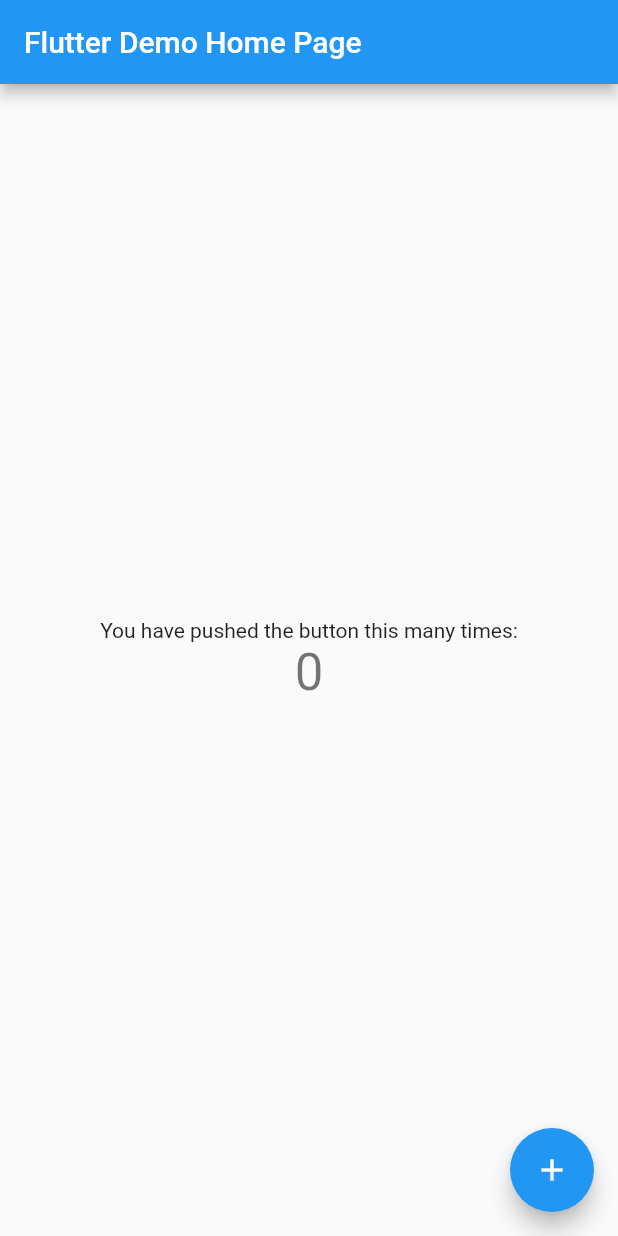
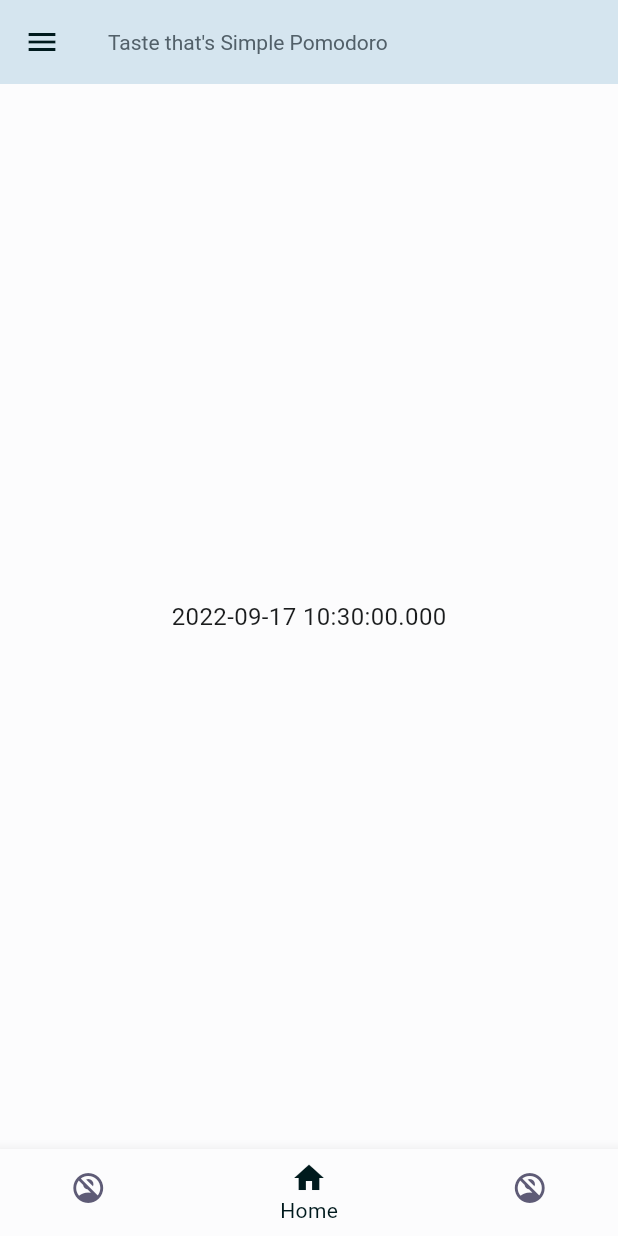
Before and after one commit to sakanafuto/pomodoro, a Flutter app: the screen it shows after launch, on a phone screen of 412 x 824 dp. Run offline on Flutter 3.47's test engine with Material 2 defaults, Android fonts, the phone set to English and light mode, and no system bars; our stand-ins replace google_fonts, hooks_riverpod.

Commit message:
:sparkles: アプリのかんたんな外観の実装

```diff
--- a/lib/main.dart
+++ b/lib/main.dart
@@ -1,115 +1,23 @@
 import 'package:flutter/material.dart';
+import 'package:pomodoro/theme/app_theme.dart';
 
-void main() {
-  runApp(const MyApp());
-}
+import 'package:hooks_riverpod/hooks_riverpod.dart';
+import 'package:pomodoro/ui/component/bottom_navigation_bar_view.dart';
+import 'package:pomodoro/ui/home/home_screen.dart';
+void main() => runApp(const ProviderScope(child: MyApp()));
 
 class MyApp extends StatelessWidget {
   const MyApp({Key? key}) : super(key: key);
 
-  // This widget is the root of your application.
   @override
   Widget build(BuildContext context) {
     return MaterialApp(
-      title: 'Flutter Demo',
-      theme: ThemeData(
-        // This is the theme of your application.
-        //
-        // Try running your application with "flutter run". You'll see the
-        // application has a blue toolbar. Then, without quitting the app, try
-        // changing the primarySwatch below to Colors.green and then invoke
-        // "hot reload" (press "r" in the console where you ran "flutter run",
-        // or simply save your changes to "hot reload" in a Flutter IDE).
-        // Notice that the counter didn't reset back to zero; the application
-        // is not restarted.
-        primarySwatch: Colors.blue,
+      theme: AppThemeData.mainThemeData,
+      title: 'GreedApp',
+      home: Scaffold(
+        body: const HomeScreen(),
+        bottomNavigationBar: BottomNavigationBarView(),
       ),
-      home: const MyHomePage(title: 'Flutter Demo Home Page'),
     );
   }
 }
-
-class MyHomePage extends StatefulWidget {
-  const MyHomePage({Key? key, required this.title}) : super(key: key);
-
-  // This widget is the home page of your application. It is stateful, meaning
-  // that it has a State object (defined below) that contains fields that affect
-  // how it looks.
-
-  // This class is the configuration for the state. It holds the values (in this
-  // case the title) provided by the parent (in this case the App widget) and
-  // used by the build method of the State. Fields in a Widget subclass are
-  // always marked "final".
-
-  final String title;
-
-  @override
-  State<MyHomePage> createState() => _MyHomePageState();
-}
-
-class _MyHomePageState extends State<MyHomePage> {
-  int _counter = 0;
-
-  void _incrementCounter() {
-    setState(() {
-      // This call to setState tells the Flutter framework that something has
-      // changed in this State, which causes it to rerun the build method below
-      // so that the display can reflect the updated values. If we changed
-      // _counter without calling setState(), then the build method would not be
-      // called again, and so nothing would appear to happen.
-      _counter++;
-    });
-  }
-
-  @override
-  Widget build(BuildContext context) {
-    // This method is rerun every time setState is called, for instance as done
-    // by the _incrementCounter method above.
-    //
-    // The Flutter framework has been optimized to make rerunning build methods
-    // fast, so that you can just rebuild anything that needs updating rather
-    // than having to individually change instances of widgets.
-    return Scaffold(
-      appBar: AppBar(
-        // Here we take the value from the MyHomePage object that was created by
-        // the App.build method, and use it to set our appbar title.
-        title: Text(widget.title),
-      ),
-      body: Center(
-        // Center is a layout widget. It takes a single child and positions it
-        // in the middle of the parent.
-        child: Column(
-          // Column is also a layout widget. It takes a list of children and
-          // arranges them vertically. By default, it sizes itself to fit its
-          // children horizontally, and tries to be as tall as its parent.
-          //
-          // Invoke "debug painting" (press "p" in the console, choose the
-          // "Toggle Debug Paint" action from the Flutter Inspector in Android
-          // Studio, or the "Toggle Debug Paint" command in Visual Studio Code)
-          // to see the wireframe for each widget.
-          //
-          // Column has various properties to control how it sizes itself and
-          // how it positions its children. Here we use mainAxisAlignment to
-          // center the children vertically; the main axis here is the vertical
-          // axis because Columns are vertical (the cross axis would be
-          // horizontal).
-          mainAxisAlignment: MainAxisAlignment.center,
-          children: <Widget>[
-            const Text(
-              'You have pushed the button this many times:',
-            ),
-            Text(
-              '$_counter',
-              style: Theme.of(context).textTheme.headline4,
-            ),
-          ],
-        ),
-      ),
-      floatingActionButton: FloatingActionButton(
-        onPressed: _incrementCounter,
-        tooltip: 'Increment',
-        child: const Icon(Icons.add),
-      ), // This trailing comma makes auto-formatting nicer for build methods.
-    );
-  }
-}
--- /dev/null
+++ b/lib/theme/app_theme.dart
@@ -0,0 +1,85 @@
+import 'package:flutter/material.dart';
+import 'package:google_fonts/google_fonts.dart';
+
+class AppThemeData {
+  static ThemeData mainThemeData = themeData(lightColorScheme, textTheme);
+
+  static ThemeData themeData(ColorScheme colorScheme, TextTheme textTheme) {
+    return ThemeData(
+      useMaterial3: true,
+      colorScheme: colorScheme,
+      textTheme: textTheme,
+      appBarTheme: AppBarTheme(
+        backgroundColor: colorScheme.secondaryContainer,
+        titleTextStyle: TextStyle(color: colorScheme.secondary),
+        iconTheme: IconThemeData(color: colorScheme.primary),
+      ),
+      bottomNavigationBarTheme: BottomNavigationBarThemeData(
+        backgroundColor: colorScheme.secondaryContainer,
+        type: BottomNavigationBarType.fixed,
+        selectedItemColor: colorScheme.primary,
+        unselectedItemColor: colorScheme.tertiary,
+      ),
+      iconTheme: IconThemeData(color: colorScheme.onPrimary),
+      canvasColor: colorScheme.background,
+      highlightColor: Colors.transparent,
+      focusColor: colorScheme.primary.withOpacity(0.2),
+    );
+  }
+
+  static const ColorScheme lightColorScheme = ColorScheme(
+    brightness: Brightness.light,
+    primary: Color(0xFF001a1d),
+    onPrimary: Color(0xFFFFFFFF),
+    primaryContainer: Color(0xFFBFE8FF),
+    onPrimaryContainer: Color(0xFF001F2A),
+    secondary: Color(0xFF526069),
+    onSecondary: Color(0xFFFFFFFF),
+    secondaryContainer: Color(0xFFD5E5EF),
+    onSecondaryContainer: Color(0xFF0F1D24),
+    tertiary: Color(0xFF5E5B76),
+    onTertiary: Color(0xFFFFFFFF),
+    tertiaryContainer: Color(0xFFE4DFFF),
+    onTertiaryContainer: Color(0xFF1B1930),
+    error: Color(0xFFBA1A1A),
+    onError: Color(0xFFFFFFFF),
+    errorContainer: Color(0xFFFFDAD6),
+    onErrorContainer: Color(0xFF410002),
+    background: Color(0xFFFCFCFD),
+    surface: Color(0xFFFCFCFD),
+    onBackground: Color(0xFF1A1C1D),
+    onSurface: Color(0xFF1A1C1D),
+    surfaceVariant: Color(0xFF1A1C1D),
+    onSurfaceVariant: Color(0xFF42484B),
+    outline: Color(0xFF72787C),
+  );
+
+  static final TextTheme textTheme = TextTheme(
+    headline1:
+        GoogleFonts.sawarabiGothic(fontWeight: FontWeight.w700, fontSize: 24.0),
+    headline2:
+        GoogleFonts.sawarabiGothic(fontWeight: FontWeight.w700, fontSize: 22.0),
+    headline3:
+        GoogleFonts.sawarabiGothic(fontWeight: FontWeight.w700, fontSize: 20.0),
+    headline4:
+        GoogleFonts.sawarabiGothic(fontWeight: FontWeight.w500, fontSize: 18.0),
+    headline5:
+        GoogleFonts.sawarabiGothic(fontWeight: FontWeight.w500, fontSize: 16.0),
+    headline6:
+        GoogleFonts.sawarabiGothic(fontWeight: FontWeight.w500, fontSize: 16.0),
+    bodyText1:
+        GoogleFonts.sawarabiGothic(fontWeight: FontWeight.w400, fontSize: 14.0),
+    bodyText2:
+        GoogleFonts.sawarabiGothic(fontWeight: FontWeight.w400, fontSize: 16.0),
+    subtitle1:
+        GoogleFonts.sawarabiGothic(fontWeight: FontWeight.w500, fontSize: 16.0),
+    subtitle2:
+        GoogleFonts.sawarabiGothic(fontWeight: FontWeight.w500, fontSize: 14.0),
+    caption:
+        GoogleFonts.sawarabiGothic(fontWeight: FontWeight.w600, fontSize: 14.0),
+    button:
+        GoogleFonts.sawarabiGothic(fontWeight: FontWeight.w600, fontSize: 14.0),
+    overline:
+        GoogleFonts.sawarabiGothic(fontWeight: FontWeight.w500, fontSize: 12.0),
+  );
+}
--- /dev/null
+++ b/lib/ui/component/bottom_navigation_bar_view.dart
@@ -0,0 +1,67 @@
+import 'package:flutter/material.dart';
+import 'package:pomodoro/ui/home/home_screen.dart';
+
+import 'package:hooks_riverpod/hooks_riverpod.dart';
+
+final appTabTypeProvider = StateProvider<AppTabType>((ref) => AppTabType.home);
+
+enum AppTabType {
+  no,
+  home,
+  no2,
+}
+
+class BottomNavigationBarView extends ConsumerWidget {
+  BottomNavigationBarView({Key? key}) : super(key: key);
+
+  final _pages = [
+    const Text("no"),
+    const HomeScreen(),
+    const Text("no2"),
+  ];
+
+  @override
+  Widget build(BuildContext context, WidgetRef ref) {
+    return MaterialApp(
+      theme: Theme.of(context),
+      home: Scaffold(
+        appBar: AppBar(
+          elevation: 0,
+          title: Text("Taste that's Simple Pomodoro"),
+        ),
+        body: _pages[ref.watch(appTabTypeProvider).index],
+        bottomNavigationBar: BottomNavigationBar(
+          type: BottomNavigationBarType.shifting,
+          items: const [
+            BottomNavigationBarItem(
+              icon: Icon(Icons.no_accounts),
+              label: "null",
+            ),
+            BottomNavigationBarItem(
+              icon: Icon(Icons.home),
+              label: "Home",
+            ),
+            BottomNavigationBarItem(
+              icon: Icon(Icons.no_accounts),
+              label: "null",
+            ),
+          ],
+          currentIndex: ref.watch(appTabTypeProvider).index,
+          onTap: (selectIndex) {
+            ref.watch(appTabTypeProvider.notifier).state =
+                AppTabType.values[selectIndex];
+          },
+        ),
+        drawer: _drawer(),
+      ),
+    );
+  }
+
+  Widget _drawer() {
+    return Drawer(
+      child: Center(
+        child: Text("Simple Drawer"),
+      ),
+    );
+  }
+}
--- /dev/null
+++ b/lib/ui/home/home_screen.dart
@@ -0,0 +1,13 @@
+import 'package:flutter/material.dart';
+import 'package:hooks_riverpod/hooks_riverpod.dart';
+
+class HomeScreen extends HookConsumerWidget {
+  const HomeScreen();
+
+  @override
+  Widget build(BuildContext context, WidgetRef ref) {
+    return Scaffold(
+      body: Center(child: Text(DateTime.now().toString())),
+    );
+  }
+}
```
Also changed, not shown: pubspec.yaml (+5 -12 lines), pubspec.lock, 12 other files.
